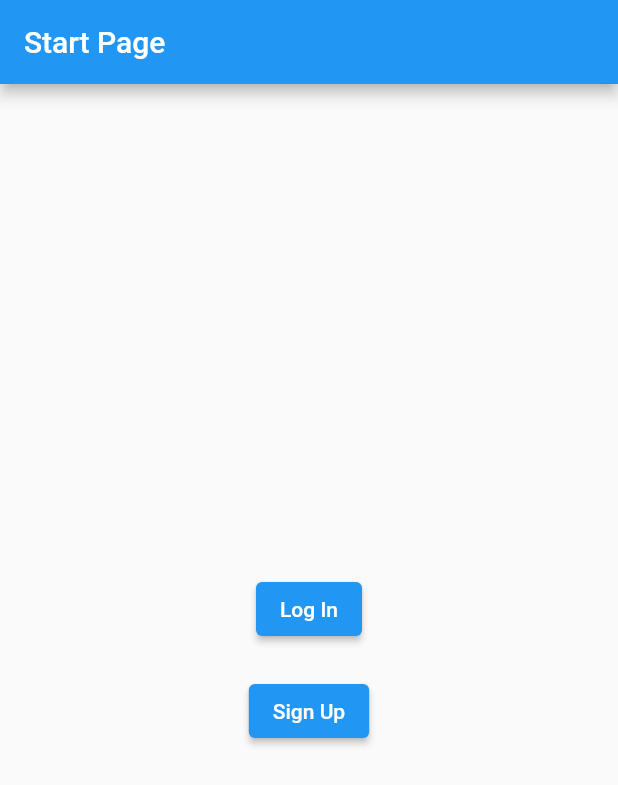
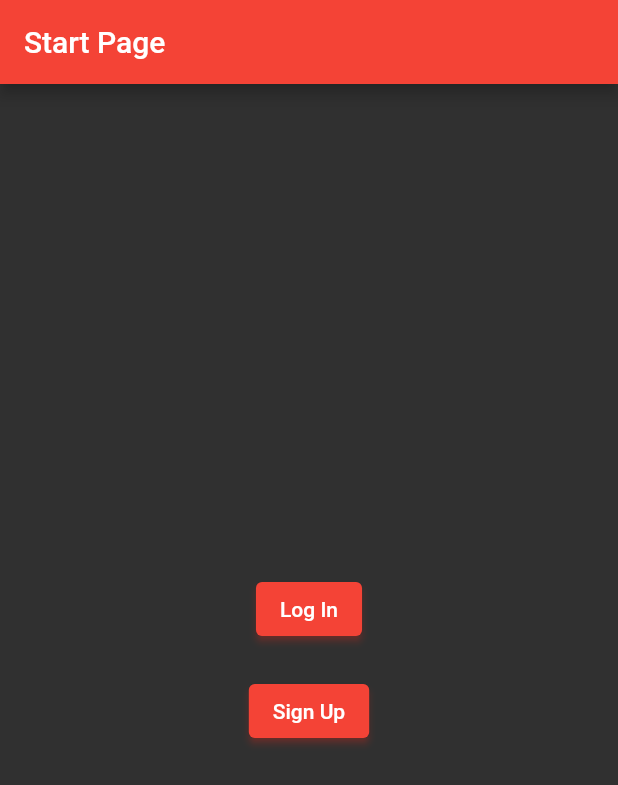
Before and after one commit to Slam210/ShapeShift, a Flutter app: the screen it shows after launch, on a phone screen of 412 x 824 dp. Shown: the top 785 px of the screen. Run offline on Flutter 3.47's test engine with Material 2 defaults, Android fonts, the light colour scheme and no system bars; our stand-ins replace cloud_firestore, firebase_auth, firebase_core; accounts and stored records are empty.

Commit message:
Added theme + OtherPage to main.dart

```diff
--- a/shapeshift/lib/main.dart
+++ b/shapeshift/lib/main.dart
@@ -15,13 +15,69 @@ void main() async {
 
 class MyApp extends StatelessWidget {
   const MyApp({super.key});
-
   @override
   Widget build(BuildContext context) {
     return MaterialApp(
       title: 'ShapeShift',
       theme: ThemeData(
-        primarySwatch: Colors.blue,
+        brightness: Brightness.dark,
+        visualDensity: VisualDensity.standard,
+        primaryColorBrightness: Brightness.dark,
+        elevatedButtonTheme: ElevatedButtonThemeData(
+          style: ButtonStyle(
+            foregroundColor: MaterialStateProperty.resolveWith<Color?>(
+                (Set<MaterialState> states) {
+              if (states.contains(MaterialState.hovered)) return Colors.grey;
+              return null;
+            }),
+          ),
+        ),
+        textButtonTheme: TextButtonThemeData(
+          style: ButtonStyle(
+            backgroundColor: MaterialStateProperty.resolveWith<Color?>(
+                (Set<MaterialState> states) {
+              if (states.contains(MaterialState.hovered)) return Colors.grey;
+              return null;
+            }),
+          ),
+        ),
+        primarySwatch: Colors.red,
+        primaryColor: Colors.red,
+        primaryColorLight: Colors.red,
+        primaryColorDark: Colors.red,
+        accentColor: Colors.redAccent,
+        shadowColor: Colors.red,
+        bottomAppBarColor: Colors.red,
+        cardColor: Colors.red,
+        hoverColor: Colors.red,
+        highlightColor: Colors.red,
+        dialogBackgroundColor: Colors.red,
+        indicatorColor: Colors.red,
+        errorColor: Colors.red,
+        toggleableActiveColor: Colors.red,
+        textTheme: TextTheme(
+          displayLarge: TextStyle(
+            color: Colors.red,
+          ),
+          displayMedium: TextStyle(
+            color: Colors.grey,
+          ),
+          displaySmall: TextStyle(
+            color: Colors.red,
+          ),
+          headlineMedium: TextStyle(
+            color: Colors.grey,
+          ),
+          headlineSmall: TextStyle(
+            color: Colors.red,
+          ),
+          titleLarge: TextStyle(
+            color: Colors.grey,
+          ),
+          bodySmall: TextStyle(
+            color: Colors.grey,
+          ),
+        ),
       ),
       home: const StartPage(),
     );
@@ -232,26 +288,6 @@ class _SignupPageState extends State<SignupPage> {
       ),
     );
   }
-  class OtherPage extends StatelessWidget { //soon i will put more here lol
-  const OtherPage({Key? key, required this.title}) : super(key: key);
-  final String title;
-  @override
-  Widget build(BuildContext context) {
-    return Scaffold(
-      appBar: AppBar(
-        title: Text(title),
-      ),
-      body: Center(
-        child: TextButton(
-          onPressed: () {
-            //Navigator.of(context).pop();
-          },
-          child: const Text('Go Back'),
-        ),
-      ),
-    );
-  }
-}
 
   void signUp() async {
     if (_formKey.currentState!.validate()) {
@@ -326,9 +362,46 @@ class _HomePageState extends State<HomePage> {
               },
               child: const Text('Log Out'),
             ),
+            ElevatedButton(
+              onPressed: () {
+                Navigator.push(
+                  context,
+                  MaterialPageRoute(builder: (context) => OtherPage()),
+                );
+              },
+              child: const Text('Go to Other Page'),
+            ),
           ],
         ),
       ),
     );
   }
 }
+
+class OtherPage extends StatelessWidget {
+  const OtherPage({Key? key}) : super(key: key);
+
+  @override
+  Widget build(BuildContext context) {
+    return Scaffold(
+      appBar: AppBar(
+        title: const Text('Other Page (under construction)'),
+      ),
+      body: Center(
+        child: Column(
+          mainAxisAlignment: MainAxisAlignment.center,
+          children: <Widget>[
+            const Text('This will be cool in a few weeks.'),
+            const SizedBox(height: 20),
+            ElevatedButton(
+              onPressed: () {
+                Navigator.pop(context);
+              },
+              child: const Text('Back to Home Page'),
+            ),
+          ],
+        ),
+      ),
+    );
+  }
+}
```
